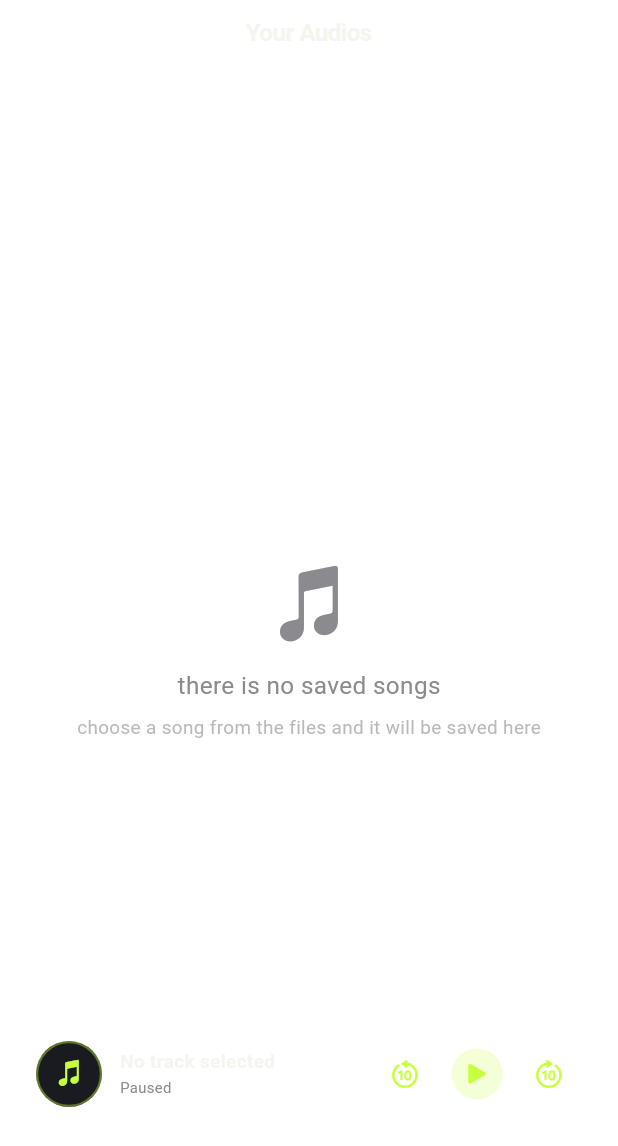
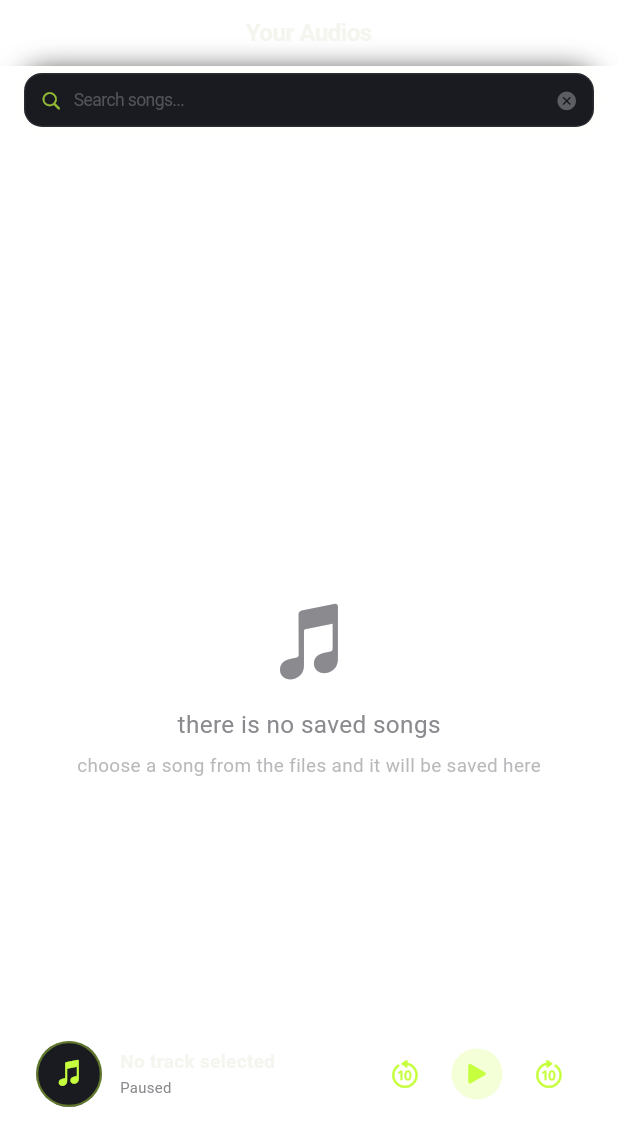
Before and after one commit to moalaa125/mazzica, a Flutter app: the screen it shows after launch, on a phone screen of 412 x 824 dp. Shown: the top 1146 px of the screen. Run offline on Flutter 3.47's test engine with Material 3 defaults, Android fonts, the phone set to English and light mode, and no system bars; our stand-ins replace audio_service, file_picker, flutter_bloc, flutter_screenutil, google_fonts, just_audio and 2 more; missing offline and left inert: audio_session, haudiotagger, liquid_glass_widgets; statements that could not run were skipped.

Commit message:
fix error

```diff
--- a/lib/my_audios.dart
+++ b/lib/my_audios.dart
@@ -14,8 +14,9 @@ class MyAudios extends StatelessWidget {
 
   @override
   Widget build(BuildContext context) {
-    final bottomPadding = MediaQuery.of(context).viewPadding.bottom;
-
+    final mediaQuery = MediaQuery.of(context);
+    final topPadding = mediaQuery.padding.top + 44.h;
+    final bottomPadding = mediaQuery.viewPadding.bottom;
     final bottomInset = 90.h + 68.h + bottomPadding + 16.h;
 
     return CupertinoPageScaffold(
@@ -25,18 +26,52 @@ class MyAudios extends StatelessWidget {
         automaticBackgroundVisibility: true,
         middle: Text(
           'Your Audios',
-          style: TextStyle(color: AppColors.textPrimary, fontSize: 18.sp),
+          style: TextStyle(
+            color: AppColors.textPrimary,
+            fontSize: 18.sp,
+            fontWeight: FontWeight.w600,
           ),
-        backgroundColor: AppColors.surface.withValues(alpha: 0.8),
+        ),
+        backgroundColor: AppColors.bg.withValues(alpha: 0.6),
+        border: Border(
+          bottom: BorderSide(
+            color: AppColors.textSecondary.withValues(alpha: 0.1),
+            width: 0.5,
+          ),
+        ),
       ),
       child: SafeArea(
+        top: false,
         bottom: false,
+        child: Column(
+          children: [
+            SizedBox(height: topPadding + 10.h),
+
+            Padding(
+              padding: EdgeInsets.symmetric(horizontal: 16.w),
+              child: SizedBox(
+                height: 40.h,
+                width: double.infinity,
+                child: GlassTextField(
+                  placeholder: 'Search songs...',
+                  prefixIcon: CupertinoIcons.search,
+                  suffixIcon: CupertinoIcons.xmark_circle_fill,
+                  onChanged: (value) => print(value),
+                ),
+              ),
+            ),
+
+            SizedBox(height: 12.h),
+        // audio list
+            Expanded(
               child: BlocBuilder<AudioLibraryCubit, AudioLibraryState>(
                 builder: (context, state) {
                   if (state.status == AudioLibraryStatus.loading &&
                       state.tracks.isEmpty) {
                     return const Center(
-                child: CupertinoActivityIndicator(color: AppColors.lime),
+                      child: CupertinoActivityIndicator(
+                        color: AppColors.lime,
+                      ),
                     );
                   }
 
@@ -62,7 +97,8 @@ class MyAudios extends StatelessWidget {
                           Text(
                             'choose a song from the files and it will be saved here',
                             style: TextStyle(
-                        color: AppColors.textSecondary.withValues(alpha: 0.6),
+                              color: AppColors.textSecondary
+                                  .withValues(alpha: 0.6),
                               fontSize: 14.sp,
                             ),
                           ),
@@ -73,7 +109,12 @@ class MyAudios extends StatelessWidget {
 
                   return ListView.builder(
                     physics: const BouncingScrollPhysics(),
-              padding: EdgeInsets.fromLTRB(16.w, 12.h, 16.w, bottomInset),
+                    padding: EdgeInsets.fromLTRB(
+                      16.w,
+                      0,
+                      16.w,
+                      bottomInset,
+                    ),
                     itemCount: state.tracks.length,
                     itemBuilder: (context, index) {
                       final track = state.tracks[index];
@@ -81,6 +122,9 @@ class MyAudios extends StatelessWidget {
                     },
                   );
                 },
+              ),
+            ),
+          ],
         ),
       ),
     );
@@ -105,7 +149,6 @@ class _AudioTile extends StatelessWidget {
         return Dismissible(
           key: ValueKey(track.id),
           direction: DismissDirection.endToStart,
-
           background: Container(
             alignment: Alignment.centerRight,
             padding: EdgeInsets.only(right: 20.w),
@@ -120,39 +163,29 @@ class _AudioTile extends StatelessWidget {
               size: 24.sp,
             ),
           ),
-
           onDismissed: (_) {
             context.read<PlayerCubit>().deleteTrack(track);
           },
-
           child: GestureDetector(
             onTap: () async {
               await context.read<PlayerCubit>().playTrack(track);
             },
-
             child: AnimatedContainer(
               duration: const Duration(milliseconds: 300),
               curve: Curves.easeOutCubic,
-
               margin: EdgeInsets.only(bottom: 8.h),
-
               padding: EdgeInsets.symmetric(horizontal: 16.w, vertical: 14.h),
-
               decoration: BoxDecoration(
                 color: isPlaying
                     ? AppColors.lime.withValues(alpha: 0.08)
                     : AppColors.surface,
-
                 borderRadius: BorderRadius.circular(12),
-
                 border: Border.all(
                   color: isPlaying
                       ? AppColors.lime.withValues(alpha: 0.55)
                       : AppColors.textSecondary.withValues(alpha: 0.1),
-
                   width: isPlaying ? 1.2 : 1,
                 ),
-
                 boxShadow: isPlaying
                     ? [
                         BoxShadow(
@@ -163,29 +196,23 @@ class _AudioTile extends StatelessWidget {
                       ]
                     : null,
               ),
-
               child: Row(
                 children: [
                   AnimatedContainer(
                     duration: const Duration(milliseconds: 300),
-
                     width: 44.w,
                     height: 44.w,
-
                     decoration: BoxDecoration(
                       color: isPlaying
                           ? AppColors.lime.withValues(alpha: 0.2)
                           : AppColors.lime.withValues(alpha: 0.15),
-
                       borderRadius: BorderRadius.circular(10),
-
                       border: isPlaying
                           ? Border.all(
                               color: AppColors.lime.withValues(alpha: 0.4),
                             )
                           : null,
                     ),
-
                     child: isPlaying
                         ? const _PlayingIndicator()
                         : Icon(
@@ -194,23 +221,11 @@ class _AudioTile extends StatelessWidget {
                             size: 20.sp,
                           ),
                   ),
-
                   SizedBox(width: 12.w),
-
                   Expanded(
                     child: Column(
                       crossAxisAlignment: CrossAxisAlignment.start,
                       children: [
-                        SizedBox(
-                          height: 38.h,
-                          width: 350.w,
-                          child: GlassTextField(
-                            placeholder: 'Search songs...',
-                            prefixIcon: CupertinoIcons.search,
-                            suffixIcon: CupertinoIcons.xmark_circle_fill,
-                            onChanged: (value) => print(value),
-                          ),
-                        ),
                         Text(
                           track.title,
                           style: TextStyle(
@@ -223,12 +238,9 @@ class _AudioTile extends StatelessWidget {
                           maxLines: 1,
                           overflow: TextOverflow.ellipsis,
                         ),
-
                         SizedBox(height: 4.h),
-
                         AnimatedSwitcher(
                           duration: const Duration(milliseconds: 250),
-
                           child: isPlaying
                               ? Row(
                                   key: const ValueKey('playing'),
@@ -266,10 +278,8 @@ class _AudioTile extends StatelessWidget {
                       ],
                     ),
                   ),
-
                   AnimatedSwitcher(
                     duration: const Duration(milliseconds: 250),
-
                     child: isPlaying
                         ? Icon(
                             CupertinoIcons.waveform,
@@ -308,7 +318,6 @@ class _PlayingIndicatorState extends State<_PlayingIndicator>
   @override
   void initState() {
     super.initState();
-
     _controller = AnimationController(
       vsync: this,
       duration: const Duration(milliseconds: 700),
@@ -327,7 +336,6 @@ class _PlayingIndicatorState extends State<_PlayingIndicator>
       animation: _controller,
       builder: (context, child) {
         final value = _controller.value;
-
         final heights = [
           8 + (10 * _wave(value)),
           14 + (12 * _wave(value + 0.25)),
@@ -359,11 +367,9 @@ class _PlayingIndicatorState extends State<_PlayingIndicator>
 
   double _wave(double value) {
     final normalized = value % 1.0;
-
     if (normalized < 0.5) {
       return normalized * 2;
     }
-
     return 2 - (normalized * 2);
   }
 }
```
Lines whose indentation alone changed are shown as unchanged.
